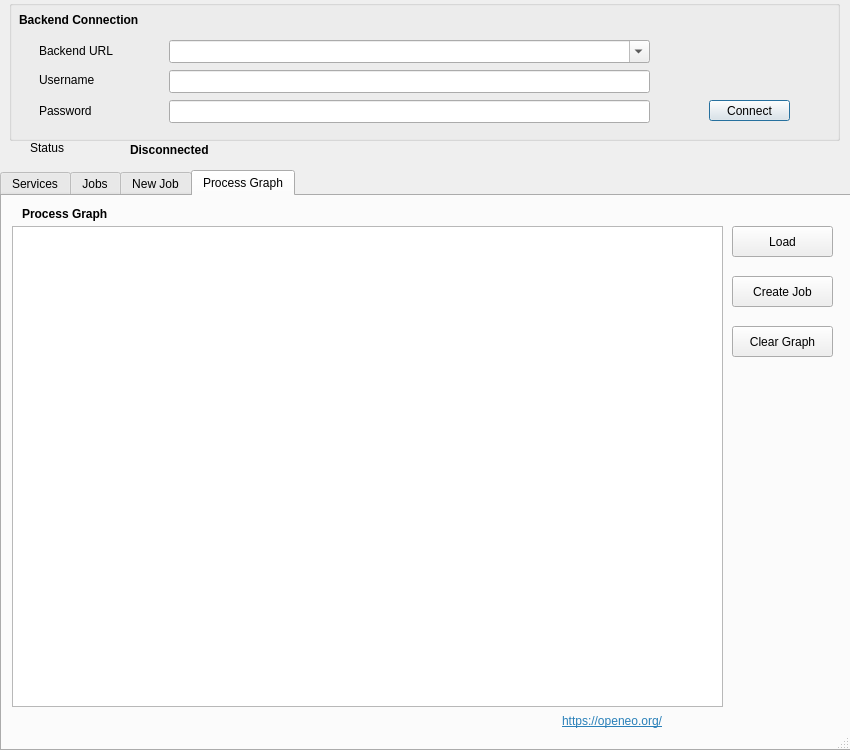
Before: the Qt Designer form openeo_connector_dialog_base.ui in Open-EO/openeo-qgis-plugin, drawn with Qt 5.
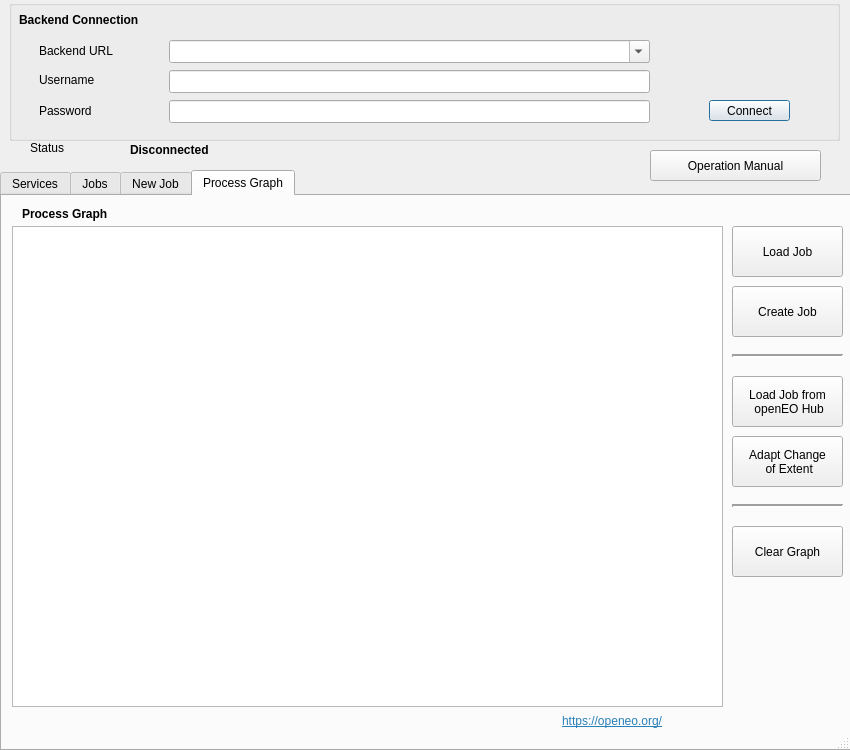
After: the same form once the commit is applied. The open tabs and pages were chosen to show the change. Icons and pictures are not drawn.

Diff of the .ui file:
```diff
--- a/openeo_connector_dialog_base.ui
+++ b/openeo_connector_dialog_base.ui
@@ -793,12 +793,12 @@
       <rect>
        <x>730</x>
        <y>30</y>
-       <width>101</width>
-       <height>31</height>
+       <width>111</width>
+       <height>51</height>
       </rect>
      </property>
      <property name="text">
-      <string>Load</string>
+      <string>Load Job</string>
      </property>
     </widget>
     <widget class="QLabel" name="label_4">
@@ -818,9 +818,9 @@
      <property name="geometry">
       <rect>
        <x>730</x>
-       <y>130</y>
-       <width>101</width>
-       <height>31</height>
+       <y>330</y>
+       <width>111</width>
+       <height>51</height>
       </rect>
      </property>
      <property name="text">
@@ -841,9 +841,9 @@
      <property name="geometry">
       <rect>
        <x>730</x>
-       <y>80</y>
-       <width>101</width>
-       <height>31</height>
+       <y>90</y>
+       <width>111</width>
+       <height>51</height>
       </rect>
      </property>
      <property name="text">
@@ -863,6 +863,81 @@
       <string>&lt;html&gt;&lt;head/&gt;&lt;body&gt;&lt;p&gt;&lt;a href=&quot;https://openeo.org/&quot;&gt;&lt;span style=&quot; text-decoration: underline; color:#2980b9;&quot;&gt;https://openeo.org/&lt;/span&gt;&lt;/a&gt;&lt;/p&gt;&lt;/body&gt;&lt;/html&gt;</string>
      </property>
     </widget>
+    <widget class="QPushButton" name="loadHubBtn">
+     <property name="geometry">
+      <rect>
+       <x>730</x>
+       <y>180</y>
+       <width>111</width>
+       <height>51</height>
+      </rect>
+     </property>
+     <property name="text">
+      <string>Load Job from 
+ openEO Hub</string>
+     </property>
+    </widget>
+    <widget class="QPushButton" name="insertChangeBtn">
+     <property name="geometry">
+      <rect>
+       <x>730</x>
+       <y>240</y>
+       <width>111</width>
+       <height>51</height>
+      </rect>
+     </property>
+     <property name="text">
+      <string>Adapt Change 
+ of Extent</string>
+     </property>
+    </widget>
+    <widget class="Line" name="line_5">
+     <property name="geometry">
+      <rect>
+       <x>730</x>
+       <y>150</y>
+       <width>111</width>
+       <height>20</height>
+      </rect>
+     </property>
+     <property name="font">
+      <font>
+       <weight>75</weight>
+       <bold>true</bold>
+      </font>
+     </property>
+     <property name="layoutDirection">
+      <enum>Qt::LeftToRight</enum>
+     </property>
+     <property name="lineWidth">
+      <number>2</number>
+     </property>
+     <property name="orientation">
+      <enum>Qt::Horizontal</enum>
+     </property>
+    </widget>
+    <widget class="Line" name="line_6">
+     <property name="geometry">
+      <rect>
+       <x>730</x>
+       <y>300</y>
+       <width>111</width>
+       <height>20</height>
+      </rect>
+     </property>
+     <property name="font">
+      <font>
+       <weight>75</weight>
+       <bold>true</bold>
+      </font>
+     </property>
+     <property name="lineWidth">
+      <number>2</number>
+     </property>
+     <property name="orientation">
+      <enum>Qt::Horizontal</enum>
+     </property>
+    </widget>
    </widget>
   </widget>
   <widget class="QLabel" name="statusLabel">
@@ -894,6 +969,19 @@
     <string>Status</string>
    </property>
   </widget>
+  <widget class="QPushButton" name="operationManualBtn">
+   <property name="geometry">
+    <rect>
+     <x>650</x>
+     <y>150</y>
+     <width>171</width>
+     <height>31</height>
+    </rect>
+   </property>
+   <property name="text">
+    <string>Operation Manual</string>
+   </property>
+  </widget>
  </widget>
  <resources/>
  <connections/>
```
Left out of the diff: 12 changed lines with no effect on the pictures.
